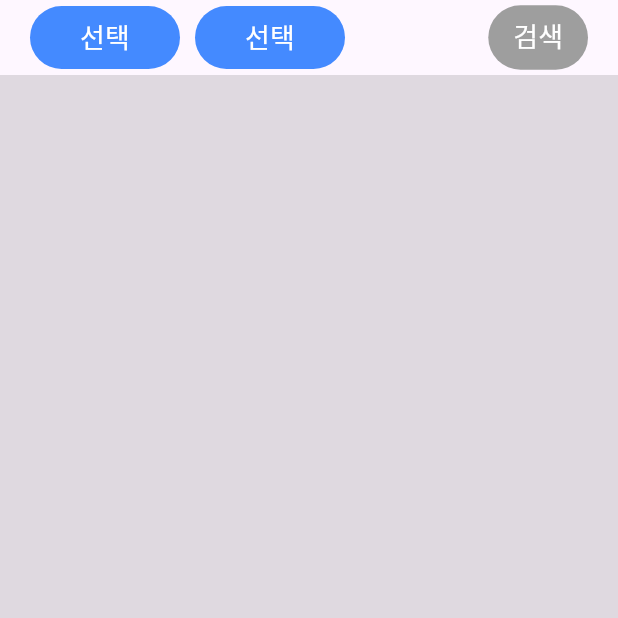
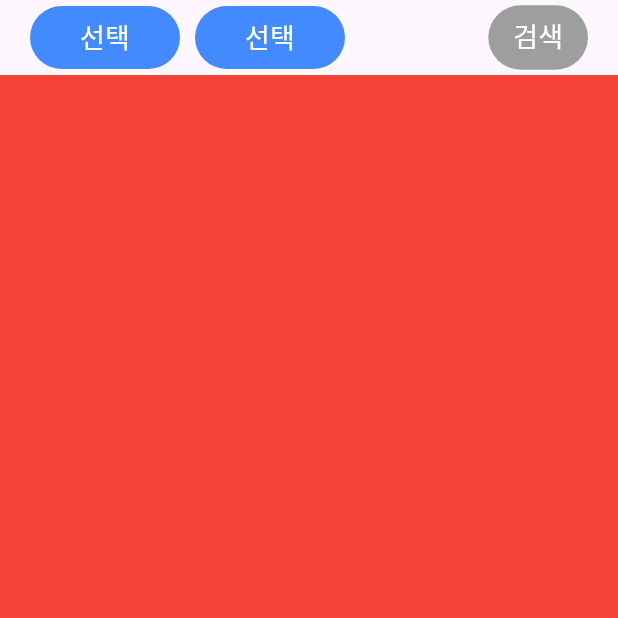
Before and after one commit to hyunjunyim81/py-collection, a Flutter app: the screen it shows after launch, on a phone screen of 412 x 824 dp, the top half of it. Run offline on Flutter 3.47's test engine with Material 3 defaults, Android fonts, the light colour scheme and no system bars; our stand-ins replace get_it, table_calendar; missing offline and left inert: excel, window_manager.

Commit message:
update build and add info view

```diff
--- /dev/null
+++ b/real-estate-flutter/lib/search/view/info_list_view.dart
@@ -0,0 +1,16 @@
+import 'package:flutter/material.dart';
+
+class InfoListView extends StatefulWidget {
+  const InfoListView({super.key});
+
+  @override
+  State<StatefulWidget> createState() => _InfoListViewState();
+}
+
+class _InfoListViewState extends State<InfoListView> {
+
+  @override
+  Widget build(BuildContext context) {
+    return Container(color: Colors.red,);
+  }
+}
--- a/real-estate-flutter/lib/search/view/search_view.dart
+++ b/real-estate-flutter/lib/search/view/search_view.dart
@@ -6,6 +6,8 @@ import 'package:real_estate/common/di/inject_scope.dart';
 import 'package:real_estate/common/view/page_state.dart';
 import 'package:real_estate/model/estate_model.dart';
 import 'package:real_estate/search/view/village_view.dart';
+
+import 'info_list_view.dart';
 
 class SearchView extends StatefulWidget {
   const SearchView({super.key});
@@ -19,16 +21,14 @@ class _SearchViewState extends PageState<SearchView> {
 
   @override
   Widget body(BuildContext context) {
-    return Column(
+    return const Column(
       children: [
-        const SizedBox(
+        SizedBox(
           height: 50,
           child: VillageView(),
         ),
         Expanded(
-            child: Container(
-                color: Colors.black12
-            ),
+            child: InfoListView(),
         ),
       ],
     );
--- a/real-estate-flutter/lib/search/view/village_select_popup.dart
+++ b/real-estate-flutter/lib/search/view/village_select_popup.dart
@@ -100,7 +100,7 @@ class _VillageSelectViewState extends State<_VillageSelectView> {
   Widget _itemForGu(Village village) {
     return TextButton(
         style: ButtonStyle(
-          shape: WidgetStateProperty.all(
+          shape: MaterialStateProperty.all(
               RoundedRectangleBorder(
                 borderRadius: BorderRadius.circular(4),
                 side: const BorderSide(
@@ -138,7 +138,7 @@ class _VillageSelectViewState extends State<_VillageSelectView> {
   Widget _itemForDong(String dong) {
     return TextButton(
         style: ButtonStyle(
-          shape: WidgetStateProperty.all(
+          shape: MaterialStateProperty.all(
               RoundedRectangleBorder(
                 borderRadius: BorderRadius.circular(4),
                 side: const BorderSide(
@@ -189,7 +189,7 @@ class _VillageSelectViewState extends State<_VillageSelectView> {
   Widget _closeButton() {
     return TextButton(
         style: ButtonStyle(
-          shape: WidgetStateProperty.all(
+          shape: MaterialStateProperty.all(
               RoundedRectangleBorder(
                 borderRadius: BorderRadius.circular(20),
                 side: const BorderSide(
--- a/real-estate-flutter/lib/search/view/village_view.dart
+++ b/real-estate-flutter/lib/search/view/village_view.dart
@@ -39,7 +39,7 @@ class _VillageViewState extends State<VillageView> {
           width: 100,
           child: TextButton(
             style: const ButtonStyle(
-              backgroundColor: WidgetStatePropertyAll<Color>(
+              backgroundColor: MaterialStatePropertyAll<Color>(
                   Colors.blueAccent),
             ),
             onPressed: () {
@@ -56,7 +56,7 @@ class _VillageViewState extends State<VillageView> {
           width: 100,
           child: TextButton(
             style: const ButtonStyle(
-              backgroundColor: WidgetStatePropertyAll<Color>(
+              backgroundColor: MaterialStatePropertyAll<Color>(
                   Colors.blueAccent),
             ),
             onPressed: () {
@@ -76,7 +76,7 @@ class _VillageViewState extends State<VillageView> {
             alignment: Alignment.centerRight,
             child: TextButton(
               style: ButtonStyle (
-                backgroundColor: WidgetStatePropertyAll<Color>(
+                backgroundColor: MaterialStatePropertyAll<Color>(
                     estateModel.selectedDong.isNotEmpty ? Colors.green : Colors.grey),
               ),
               onPressed: () {
@@ -126,11 +126,12 @@ class _VillageViewState extends State<VillageView> {
       print('_search() filter : ${estateModel.filter!.lat} / ${estateModel.filter!.lon}');
       estateModel.cluster = await NetAPI.cluster(estateModel.filter!);
       print('_search() cluster : ${estateModel.cluster!.data?.totalCount()}');
-      // var bodyList = await NetAPI.article(estateModel.cluster?.data?.article ?? []);
-      // if (bodyList.isNotEmpty) {
-      //   estateModel.bodyList.addAll(bodyList);
-      // }
-      // print('_search() article : ${estateModel.bodyList.length}');
+      var bodyList = await NetAPI.article(estateModel.cluster?.data?.article ?? []);
+      if (bodyList.isNotEmpty) {
+        estateModel.bodyList.clear();
+        estateModel.bodyList.addAll(bodyList);
+      }
+      print('_search() article : ${estateModel.bodyList.length}');
     }
     catch (e) {
       print('_search() error : $e');
--- a/real-estate-flutter/pubspec.yaml
+++ b/real-estate-flutter/pubspec.yaml
@@ -58,7 +58,7 @@ dev_dependencies:
   # activated in the `analysis_options.yaml` file located at the root of your
   # package. See that file for information about deactivating specific lint
   # rules and activating additional ones.
-  flutter_lints: ^3.0.0
+  flutter_lints: ^3.0.2
 
 # For information on the generic Dart part of this file, see the
 # following page: https://dart.dev/tools/pub/pubspec
```
Also changed, not shown: real-estate-flutter/lib/api/net_cache.dart (+37 -18 lines), real-estate-flutter/lib/search/view/info_ltem_view.dart (added, +12 -0 lines), real-estate-flutter/pubspec.lock.
